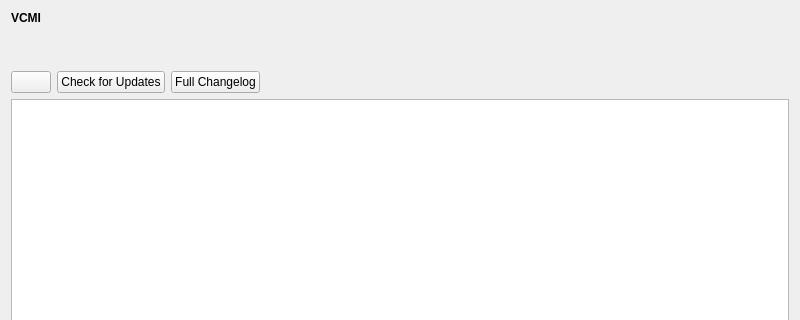
The window that launcher/updates/UpdateView.ui (vcmi/vcmi) describes before a commit, drawn with Qt 5; both pictures show x 0 to 800 and y 0 to 320 of the 800 by 600 pixel window.
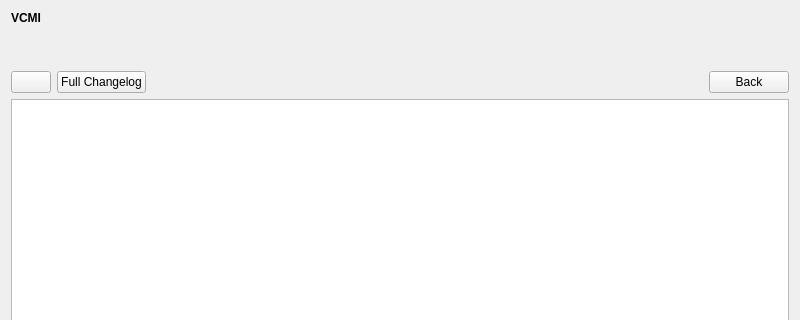
The same window after the commit.

Commit message: Separate update check from update view in launcher

What changed in the file:
```diff
--- a/launcher/updates/UpdateView.ui
+++ b/launcher/updates/UpdateView.ui
@@ -58,13 +58,6 @@
        </property>
       </widget>
      </item>
-     <item>
-      <widget class="QPushButton" name="buttonCheck">
-       <property name="text">
-        <string>Check for Updates</string>
-       </property>
-      </widget>
-     </item>
      <item>
       <widget class="QPushButton" name="buttonChangelog">
        <property name="text">
@@ -85,6 +78,13 @@
        </property>
       </spacer>
      </item>
+     <item>
+      <widget class="QPushButton" name="buttonBack">
+       <property name="text">
+        <string>Back</string>
+       </property>
+      </widget>
+     </item>
     </layout>
    </item>
    <item>
```
The commit also changes 8 other files.
